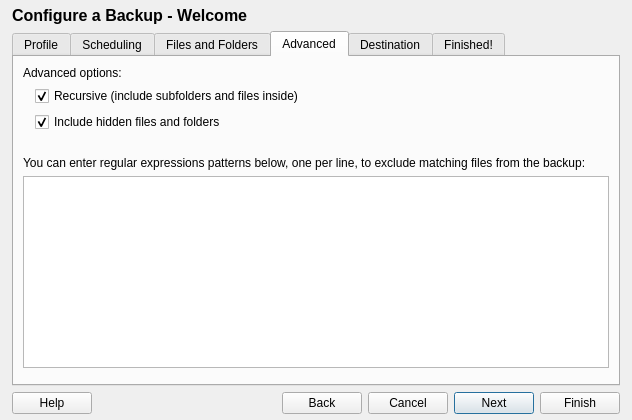
First picture: the form in data/ui/client/configure_backup.ui, repository stewartadam/fwbackups, before the edit.
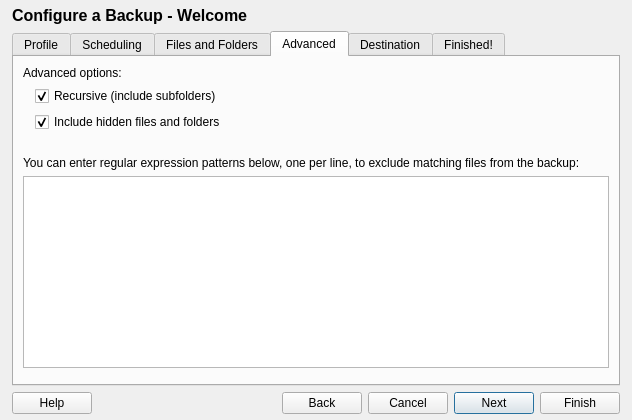
Second picture: the form after the edit. The open tabs and pages were chosen to show the change. Icons and pictures are not drawn. Custom widgets are drawn as their Qt base class.

Commit message: Commiting some long lost changes from prior development - minor text changes to UI files

What changed in the file:
```diff
--- a/data/ui/client/configure_backup.ui
+++ b/data/ui/client/configure_backup.ui
@@ -944,7 +944,7 @@
          <item row="0" column="0" colspan="2">
           <widget class="QCheckBox" name="recursiveCheck">
            <property name="text">
-            <string>Recursive (include subfolders and files inside)</string>
+            <string>Recursive (include subfolders)</string>
            </property>
            <property name="checked">
             <bool>true</bool>
@@ -956,7 +956,7 @@
        <item>
         <widget class="QLabel" name="label_3">
          <property name="text">
-          <string>You can enter regular expressions patterns below, one per line, to exclude matching files from the backup:</string>
+          <string>You can enter regular expression patterns below, one per line, to exclude matching files from the backup:</string>
          </property>
          <property name="wordWrap">
           <bool>true</bool>
```
Left out of the diff: 2 changed lines with no effect on the pictures. The commit also changes 4 other files.
